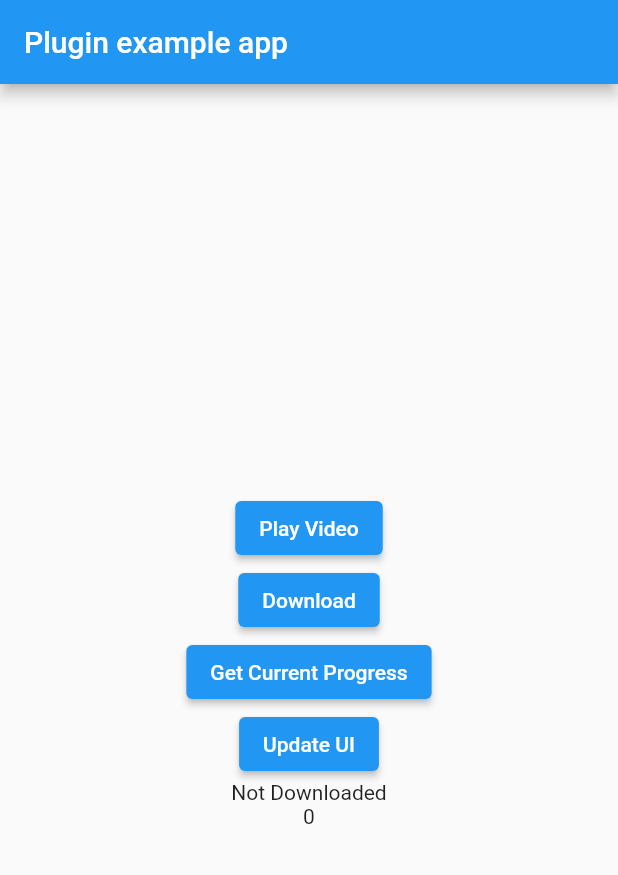
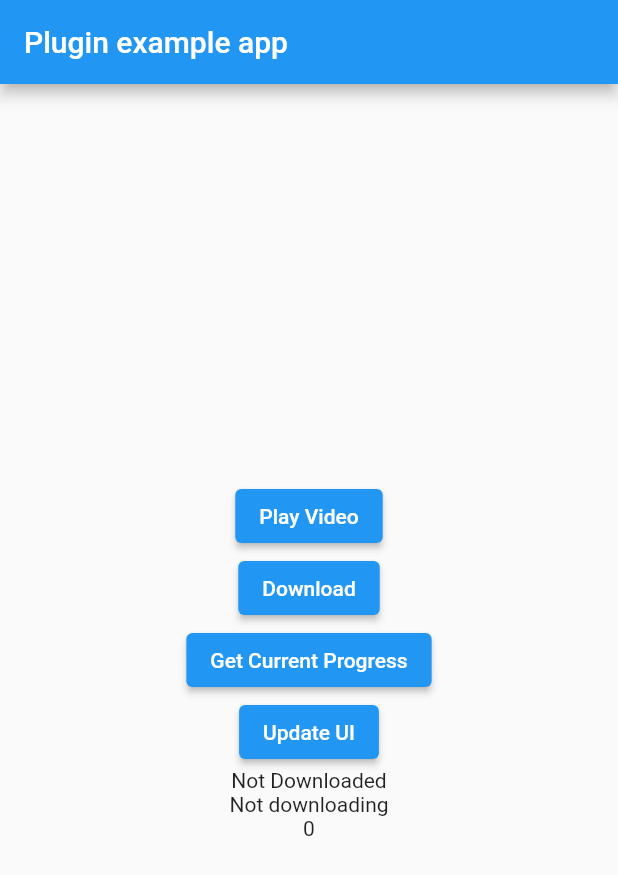
Before and after one commit to ZiyaVakhobov/flutter-player, a Flutter app: the screen it shows after launch, after a tap on "Play Video", on a phone screen of 412 x 824 dp. Shown: the top 875 px of the screen. Run offline on Flutter 3.47's test engine with Material 2 defaults, Android fonts, the phone set to English and light mode, and no system bars; our stand-ins replace plugin_platform_interface.

```diff
--- a/example/lib/main.dart
+++ b/example/lib/main.dart
@@ -24,10 +24,7 @@ class _MyAppState extends State<MyApp> {
       var s = await _udevsVideoPlayerPlugin.downloadVideo(
               downloadConfig: DownloadConfiguration(
             url:
-                // 'https://devstreaming-cdn.apple.com/videos/streaming/examples/img_bipbop_adv_example_fmp4/master.m3u8',
                 'https://cdn.uzd.udevs.io/uzdigital/videos/772a7a12977cd08a10b6f6843ae80563/240p/index.m3u8',
-            // 'https://cdn.uzd.udevs.io/uzdigital/videos/772a7a12977cd08a10b6f6843ae80563/1080p/index.m3u8',
-            // 'https://cdn.uzd.udevs.io/uzdigital/videos/772a7a12977cd08a10b6f6843ae80563/master.m3u8',
           )) ??
           'nothing';
       if (kDebugMode) {
@@ -44,10 +41,7 @@ class _MyAppState extends State<MyApp> {
       isDownloaded = await _udevsVideoPlayerPlugin.isDownloadVideo(
           downloadConfig: DownloadConfiguration(
         url:
-            // 'https://devstreaming-cdn.apple.com/videos/streaming/examples/img_bipbop_adv_example_fmp4/master.m3u8',
             'https://cdn.uzd.udevs.io/uzdigital/videos/772a7a12977cd08a10b6f6843ae80563/240p/index.m3u8',
-        // 'https://cdn.uzd.udevs.io/uzdigital/videos/772a7a12977cd08a10b6f6843ae80563/1080p/index.m3u8',
-        // 'https://cdn.uzd.udevs.io/uzdigital/videos/772a7a12977cd08a10b6f6843ae80563/master.m3u8',
       ));
       if (kDebugMode) {
         print('result: $isDownloaded');
@@ -64,10 +58,7 @@ class _MyAppState extends State<MyApp> {
       progress = await _udevsVideoPlayerPlugin.getCurrentProgressDownload(
               downloadConfig: DownloadConfiguration(
             url:
-                // 'https://devstreaming-cdn.apple.com/videos/streaming/examples/img_bipbop_adv_example_fmp4/master.m3u8',
                 'https://cdn.uzd.udevs.io/uzdigital/videos/772a7a12977cd08a10b6f6843ae80563/240p/index.m3u8',
-            // 'https://cdn.uzd.udevs.io/uzdigital/videos/772a7a12977cd08a10b6f6843ae80563/1080p/index.m3u8',
-            // 'https://cdn.uzd.udevs.io/uzdigital/videos/772a7a12977cd08a10b6f6843ae80563/master.m3u8',
           )) ??
           0;
       if (kDebugMode) {
@@ -81,56 +72,15 @@ class _MyAppState extends State<MyApp> {
     });
   }
 
+  Stream<int?> getCurrentProgressDownloadAsStream() {
+    return _udevsVideoPlayerPlugin.getCurrentProgressDownloadAsStream(
+        downloadConfig: DownloadConfiguration(
+      url:
+          'https://cdn.uzd.udevs.io/uzdigital/videos/772a7a12977cd08a10b6f6843ae80563/240p/index.m3u8',
+    ));
+  }
+
   playVideo() async {
-    List<Season> seasons = [];
-    List<Movie> movies1 = [];
-    movies1.add(Movie(
-      id: '22109',
-      title: 'Женщина-Халк: Адвокат',
-      description:
-          'После переливания крови двоюродная сестра Брюса Бэннера юристка Дженнифер Уолтерс получает способность во время стресса перевоплощаться в сверхсильное существо. Дженнифер предстоит научиться управлять этим даром и применять его во благо при этом продолжать работать в недавно созданном Отделе по правам сверхлюдей.',
-      image:
-          'https://cdn.uzd.udevs.io/uzdigital/images/ec80c248-ddb8-4b68-98b1-0d59e9a1acdd.jpg',
-      duration: 2122,
-      resolutions: {
-        'Автонастройка':
-            'https://cdn.uzd.udevs.io/uzdigital/videos/772a7a12977cd08a10b6f6843ae80563/master.m3u8',
-        '1080p':
-            'https://cdn.uzd.udevs.io/uzdigital/videos/772a7a12977cd08a10b6f6843ae80563/1080p/index.m3u8',
-        '720p':
-            'https://cdn.uzd.udevs.io/uzdigital/videos/772a7a12977cd08a10b6f6843ae80563/720p/index.m3u8',
-        '480p':
-            'https://cdn.uzd.udevs.io/uzdigital/videos/772a7a12977cd08a10b6f6843ae80563/480p/index.m3u8',
-        '360p':
-            'https://cdn.uzd.udevs.io/uzdigital/videos/772a7a12977cd08a10b6f6843ae80563/360p/index.m3u8',
-        '240p':
-            'https://cdn.uzd.udevs.io/uzdigital/videos/772a7a12977cd08a10b6f6843ae80563/240p/index.m3u8',
-      },
-    ));
-    movies1.add(Movie(
-      id: '22110',
-      title: 'Женщина-Халк: Адвокат',
-      description:
-          'После переливания крови двоюродная сестра Брюса Бэннера юристка Дженнифер Уолтерс получает способность во время стресса перевоплощаться в сверхсильное существо. Дженнифер предстоит научиться управлять этим даром и применять его во благо при этом продолжать работать в недавно созданном Отделе по правам сверхлюдей.',
-      image:
-          'https://cdn.uzd.udevs.io/uzdigital/images/ec80c248-ddb8-4b68-98b1-0d59e9a1acdd.jpg',
-      duration: 1669,
-      resolutions: {
-        'Автонастройка':
-            'https://cdn.uzd.udevs.io/uzdigital/videos/a298d71ece9105727c7c2e3bc219ef86/master.m3u8',
-        '1080p':
-            'https://cdn.uzd.udevs.io/uzdigital/videos/a298d71ece9105727c7c2e3bc219ef86/1080p/index.m3u8',
-        '720p':
-            'https://cdn.uzd.udevs.io/uzdigital/videos/a298d71ece9105727c7c2e3bc219ef86/720p/index.m3u8',
-        '480p':
-            'https://cdn.uzd.udevs.io/uzdigital/videos/a298d71ece9105727c7c2e3bc219ef86/480p/index.m3u8',
-        '360p':
-            'https://cdn.uzd.udevs.io/uzdigital/videos/a298d71ece9105727c7c2e3bc219ef86/360p/index.m3u8',
-        '240p':
-            'https://cdn.uzd.udevs.io/uzdigital/videos/a298d71ece9105727c7c2e3bc219ef86/240p/index.m3u8',
-      },
-    ));
-    seasons.add(Season(title: '1 Season', movies: movies1));
     try {
       var s = await _udevsVideoPlayerPlugin.playVideo(
               playerConfig: PlayerConfiguration(
@@ -157,10 +107,10 @@ class _MyAppState extends State<MyApp> {
             speedText: 'Скорость',
             lastPosition: 0,
             title: "S1 E1  \"Женщина-Халк: Адвокат\" ",
-            isSerial: true,
+            isSerial: false,
             episodeButtonText: 'Эпизоды',
             nextButtonText: 'След.эпизод',
-            seasons: seasons,
+            seasons: [],
             isLive: false,
             tvProgramsText: 'Телеканалы',
             programsInfoList: [],
@@ -226,6 +176,12 @@ class _MyAppState extends State<MyApp> {
                   return Text(res ? 'Downloaded' : 'Not Downloaded');
                 },
               ),
+              StreamBuilder(
+                stream: getCurrentProgressDownloadAsStream(),
+                builder: (context, snapshot) {
+                  return Text(snapshot.data == null ? 'Not downloading' : snapshot.data.toString());
+                },
+              ),
               Text(_progress.toString()),
             ],
           ),
--- a/lib/udevs_video_player.dart
+++ b/lib/udevs_video_player.dart
@@ -1,3 +1,4 @@
+import 'dart:async';
 import 'dart:convert';
 
 import 'package:udevs_video_player/models/download_configuration.dart';
@@ -40,6 +41,31 @@ class UdevsVideoPlayer {
         .getCurrentProgressDownload(downloadConfigJsonString: jsonStringConfig);
   }
 
+  Stream<int?> getCurrentProgressDownloadAsStream(
+      {Duration? duration, required DownloadConfiguration downloadConfig}) {
+    final controller = StreamController<int?>();
+
+    Timer? timer;
+    controller.onListen = () {
+      timer = Timer.periodic(
+        duration ?? const Duration(seconds: 2),
+        (timer) => getCurrentProgressDownload(downloadConfig: downloadConfig)
+            .then((data) {
+          if (data == 100) {
+            controller.onCancel;
+          }
+          if (!controller.isClosed) {
+            controller.add(data);
+          }
+        }),
+      );
+    };
+    controller.onCancel = () {
+      timer?.cancel();
+    };
+    return controller.stream;
+  }
+
   Future<dynamic> closeVideo() {
     return UdevsVideoPlayerPlatform.instance.closeVideo();
   }
--- a/lib/udevs_video_player_method_channel.dart
+++ b/lib/udevs_video_player_method_channel.dart
@@ -13,8 +13,8 @@ class MethodChannelUdevsVideoPlayer extends UdevsVideoPlayerPlatform {
   Future<String?> playVideo({
     required String playerConfigJsonString,
   }) async {
-    final res =
-        await methodChannel.invokeMethod<String?>('playVideo', <String, dynamic>{
+    final res = await methodChannel
+        .invokeMethod<String?>('playVideo', <String, dynamic>{
       'playerConfigJsonString': playerConfigJsonString,
     });
     return res;
@@ -24,8 +24,8 @@ class MethodChannelUdevsVideoPlayer extends UdevsVideoPlayerPlatform {
   Future<String?> downloadVideo({
     required String downloadConfigJsonString,
   }) async {
-    final res =
-        await methodChannel.invokeMethod<String?>('downloadVideo', <String, dynamic>{
+    final res = await methodChannel
+        .invokeMethod<String?>('downloadVideo', <String, dynamic>{
       'downloadConfigJsonString': downloadConfigJsonString,
     });
     return res;
@@ -35,8 +35,8 @@ class MethodChannelUdevsVideoPlayer extends UdevsVideoPlayerPlatform {
   Future<bool> isDownloadVideo({
     required String downloadConfigJsonString,
   }) async {
-    final res =
-        await methodChannel.invokeMethod<bool?>('checkIsDownloadedVideo', <String, dynamic>{
+    final res = await methodChannel
+        .invokeMethod<bool?>('checkIsDownloadedVideo', <String, dynamic>{
       'downloadConfigJsonString': downloadConfigJsonString,
     });
     return res ?? false;
@@ -46,11 +46,11 @@ class MethodChannelUdevsVideoPlayer extends UdevsVideoPlayerPlatform {
   Future<int?> getCurrentProgressDownload({
     required String downloadConfigJsonString,
   }) async {
-    final res =
-        await methodChannel.invokeMethod<String?>('getCurrentProgressDownload', <String, dynamic>{
+    final res = await methodChannel
+        .invokeMethod<int>('getCurrentProgressDownload', <String, dynamic>{
       'downloadConfigJsonString': downloadConfigJsonString,
     });
-    return res != null ? int.parse(res) : null;
+    return res;
   }
 
   @override
```
Also changed, not shown: 2 other files.
